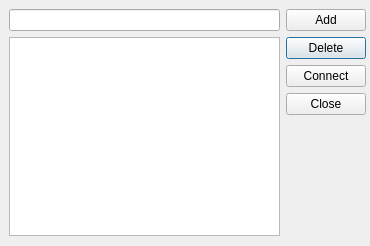
Old version of the form dialog.ui in the repository WTFTrick/TestMutomo.
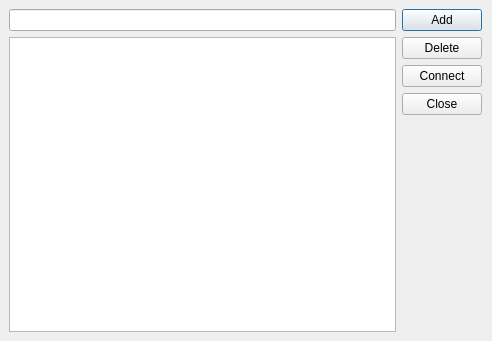
New version of the form.

Patch:
```diff
--- a/dialog.ui
+++ b/dialog.ui
@@ -9,20 +9,20 @@
    <rect>
     <x>0</x>
     <y>0</y>
-    <width>370</width>
-    <height>246</height>
+    <width>492</width>
+    <height>341</height>
    </rect>
   </property>
   <property name="minimumSize">
    <size>
-    <width>370</width>
+    <width>492</width>
     <height>246</height>
    </size>
   </property>
   <property name="maximumSize">
    <size>
-    <width>370</width>
-    <height>246</height>
+    <width>492</width>
+    <height>341</height>
    </size>
   </property>
   <property name="windowTitle">
@@ -36,8 +36,8 @@
     <rect>
      <x>0</x>
      <y>0</y>
-     <width>375</width>
-     <height>245</height>
+     <width>491</width>
+     <height>341</height>
     </rect>
    </property>
    <layout class="QGridLayout" name="gridLayout_1">
@@ -62,14 +62,33 @@
        </size>
       </property>
       <layout class="QGridLayout" name="gridLayout">
-       <item row="1" column="0">
-        <widget class="QListWidget" name="listWidget"/>
-       </item>
        <item row="0" column="0">
         <widget class="QLineEdit" name="ip_lineEdit"/>
        </item>
        <item row="0" column="1" rowspan="2">
-        <layout class="QFormLayout" name="formLayout">
+        <layout class="QGridLayout" name="gridLayout_2">
+         <item row="0" column="0">
+          <widget class="QPushButton" name="pb_add">
+           <property name="sizePolicy">
+            <sizepolicy hsizetype="Fixed" vsizetype="Fixed">
+             <horstretch>0</horstretch>
+             <verstretch>0</verstretch>
+            </sizepolicy>
+           </property>
+           <property name="mouseTracking">
+            <bool>false</bool>
+           </property>
+           <property name="text">
+            <string>Add</string>
+           </property>
+           <property name="default">
+            <bool>false</bool>
+           </property>
+           <property name="flat">
+            <bool>false</bool>
+           </property>
+          </widget>
+         </item>
          <item row="1" column="0">
           <widget class="QPushButton" name="pb_del">
            <property name="sizePolicy">
@@ -133,27 +152,24 @@
            </property>
           </widget>
          </item>
-         <item row="0" column="0">
-          <widget class="QPushButton" name="pb_add">
-           <property name="sizePolicy">
-            <sizepolicy hsizetype="Fixed" vsizetype="Fixed">
-             <horstretch>0</horstretch>
-             <verstretch>0</verstretch>
-            </sizepolicy>
-           </property>
-           <property name="text">
-            <string>Add</string>
-           </property>
-           <property name="default">
-            <bool>false</bool>
-           </property>
-           <property name="flat">
-            <bool>false</bool>
-           </property>
-          </widget>
-         </item>
         </layout>
        </item>
+       <item row="2" column="1">
+        <spacer name="verticalSpacer">
+         <property name="orientation">
+          <enum>Qt::Vertical</enum>
+         </property>
+         <property name="sizeHint" stdset="0">
+          <size>
+           <width>20</width>
+           <height>40</height>
+          </size>
+         </property>
+        </spacer>
+       </item>
+       <item row="1" column="0" rowspan="2">
+        <widget class="QListWidget" name="listWidget"/>
+       </item>
       </layout>
      </widget>
     </item>
```
